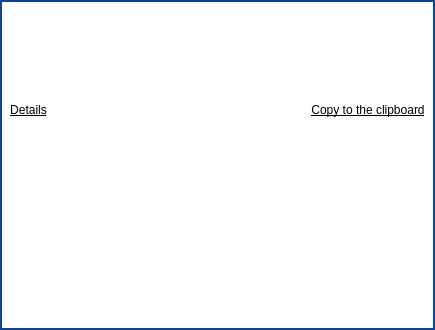
This is parsec/core/gui/forms/message_dialog.ui in Scille/parsec-cloud as Qt 5 draws it before an edit. The edited form follows.
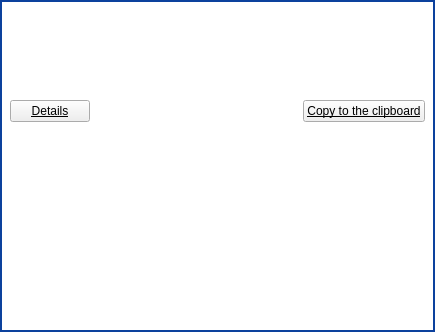
This is the edited form. Icons and pictures are not drawn.

Commit message: [GUI] Rewrote app entire style

Patch:
```diff
--- a/parsec/core/gui/forms/message_dialog.ui
+++ b/parsec/core/gui/forms/message_dialog.ui
@@ -31,28 +31,6 @@
   <property name="windowTitle">
    <string>Dialog</string>
   </property>
-  <property name="styleSheet">
-   <string notr="true">QPushButton:pressed
-{
-border: 0;
-}
-
-QScrollBar:vertical
-{
-background: rgb(255, 255, 255);
-}
-
-QScrollBar::handle:vertical
-{
-background: rgb(12, 65, 157);
-}
-
-QScrollBar::add-line:vertical, QScrollBar::sub-line:vertical
-{
-border: none;
-background: none;
-}</string>
-  </property>
   <property name="modal">
    <bool>true</bool>
   </property>
@@ -88,17 +66,6 @@
 {
 border: 2px solid rgb(12, 65, 157);
 background-color: rgb(255, 255, 255);
-}
-
-QPushButton
-{
-background-color: rgb(255, 255, 255);
-border: 0;
-}
-
-QLabel
-{
-background-color: rgb(255, 255, 255);
 }</string>
      </property>
      <layout class="QVBoxLayout" name="verticalLayout_3">
```
Left out of the diff: 7 changed lines with no effect on the pictures. The commit also changes 40 other files.
